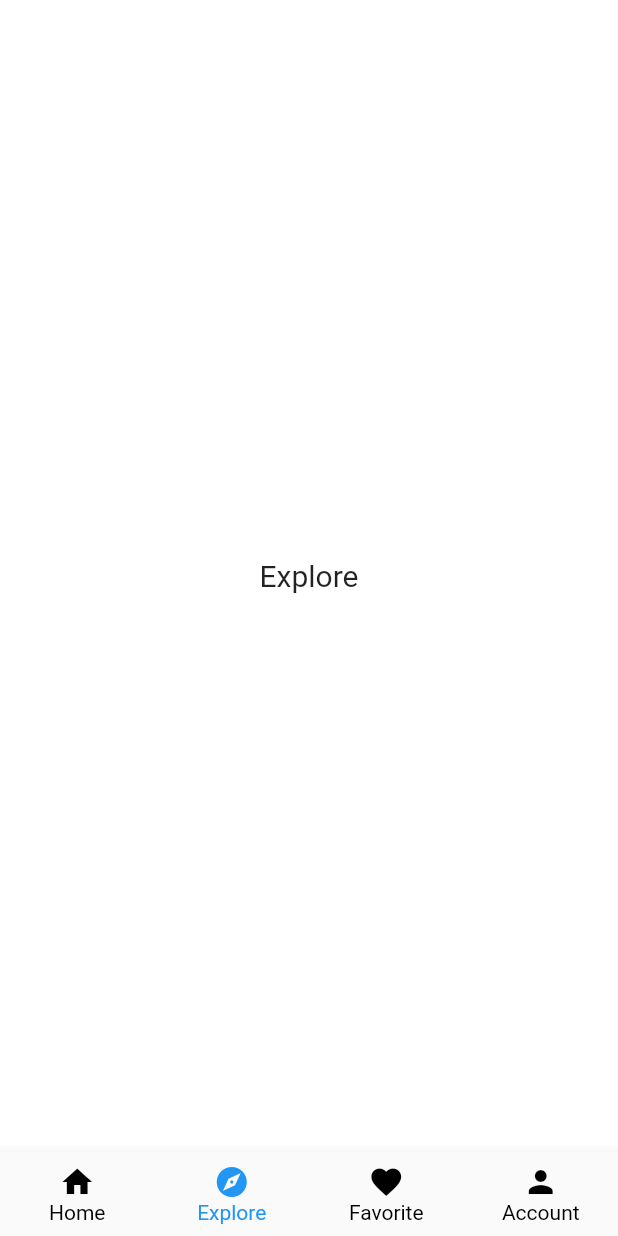
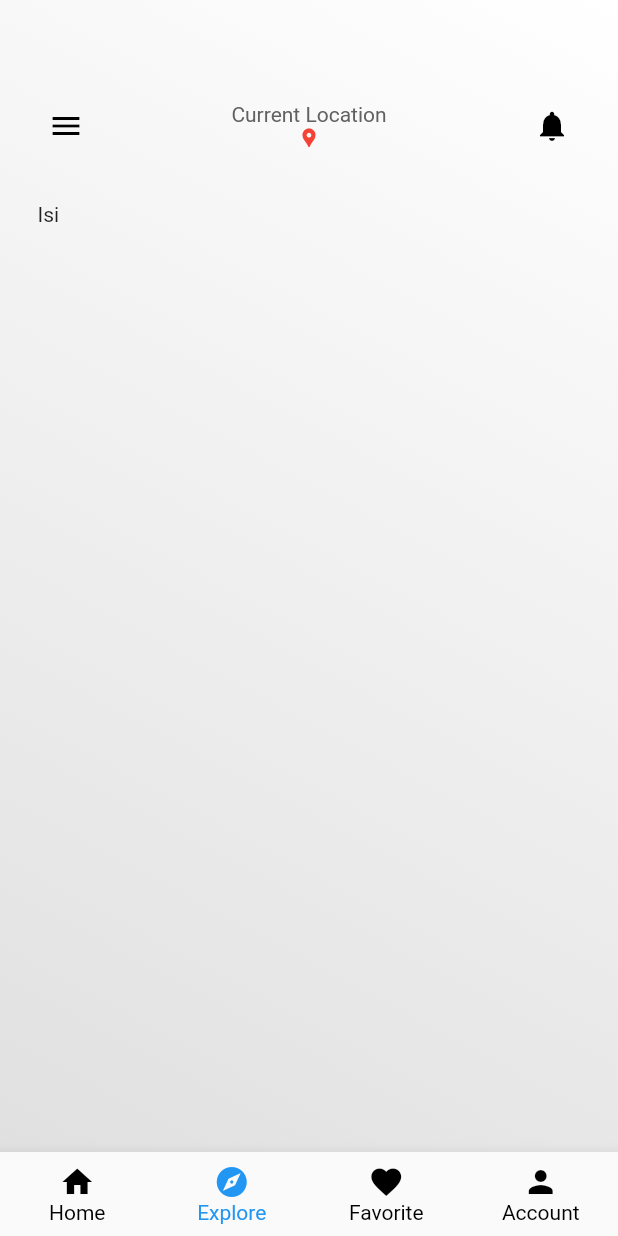
Before and after one commit to nerufuyo/packerin, a Flutter app: the screen it shows after launch, item 2 of the bottom bar chosen, on a phone screen of 412 x 824 dp. Run offline on Flutter 3.47's test engine with Material 2 defaults, Android fonts, the light colour scheme and no system bars; our stand-ins replace geocoding, geolocator, google_fonts.

Commit message:
add geo location on header

```diff
--- a/lib/main.dart
+++ b/lib/main.dart
@@ -21,6 +21,8 @@
           case PackerinBottomNavigationWidget.routeName:
             return MaterialPageRoute(
                 builder: (_) => const PackerinBottomNavigationWidget());
+
+          // General Page
           case PackerinSplashPage.routeName:
             return MaterialPageRoute(
                 builder: (_) => const PackerinSplashPage());
--- a/lib/presentation/pages/packerin_main_page.dart
+++ b/lib/presentation/pages/packerin_main_page.dart
@@ -6,10 +6,10 @@ class PackerinMainPage extends StatefulWidget {
   static const routeName = '/packerin-home';
 
   @override
-  State<PackerinMainPage> createState() => _PackerinMainPage();
+  _PackerinMainPageState createState() => _PackerinMainPageState();
 }
 
-class _PackerinMainPage extends State<PackerinMainPage> {
+class _PackerinMainPageState extends State {
   @override
   void initState() {
     super.initState();
--- a/lib/presentation/pages/search_page_packerin.dart
+++ b/lib/presentation/pages/search_page_packerin.dart
@@ -0,0 +1,37 @@
+import 'package:flutter/material.dart';
+import 'package:packerin/presentation/widgets/packerin_header_widget.dart';
+
+class GomuflixExploreScreen extends StatefulWidget {
+  const GomuflixExploreScreen({Key? key}) : super(key: key);
+  static const routeName = '/packerin-explore';
+
+  @override
+  _GomuflixExploreScreenState createState() => _GomuflixExploreScreenState();
+}
+
+class _GomuflixExploreScreenState extends State {
+  @override
+  Widget build(BuildContext context) {
+    return Scaffold(
+      body: Container(
+        decoration: BoxDecoration(
+            gradient: LinearGradient(
+                begin: Alignment.topRight,
+                end: Alignment.bottomLeft,
+                colors: [Colors.white, Colors.grey.shade300])),
+        child: Column(
+          crossAxisAlignment: CrossAxisAlignment.start,
+          children: [
+            const HeaderWidget(),
+            Padding(
+              padding: const EdgeInsets.only(left: 25, right: 25),
+              child: Column(
+                children: const [Text('Isi')],
+              ),
+            ),
+          ],
+        ),
+      ),
+    );
+  }
+}
--- a/lib/presentation/widgets/packerin_bottom_navigation_widget.dart
+++ b/lib/presentation/widgets/packerin_bottom_navigation_widget.dart
@@ -1,5 +1,6 @@
 import 'package:flutter/material.dart';
 import 'package:packerin/presentation/pages/packerin_main_page.dart';
+import 'package:packerin/presentation/pages/search_page_packerin.dart';
 
 class PackerinBottomNavigationWidget extends StatefulWidget {
   const PackerinBottomNavigationWidget({Key? key}) : super(key: key);
@@ -15,7 +16,7 @@ class _PackerinBottomNavigationWidgetState
   int currentIndex = 0;
   final screens = [
     const PackerinMainPage(),
-    const Center(child: Text('Explore', style: TextStyle(fontSize: 20))),
+    const GomuflixExploreScreen(),
     const Center(child: Text('Favorite', style: TextStyle(fontSize: 20))),
     const Center(child: Text('Account', style: TextStyle(fontSize: 20))),
   ];
--- a/lib/presentation/widgets/packerin_header_widget.dart
+++ b/lib/presentation/widgets/packerin_header_widget.dart
@@ -1,9 +1,58 @@
+// ignore_for_file: avoid_print
+
 import 'package:flutter/material.dart';
+import 'package:geocoding/geocoding.dart';
+import 'package:geolocator/geolocator.dart';
 
-class HeaderWidget extends StatelessWidget {
+class HeaderWidget extends StatefulWidget {
   const HeaderWidget({
     Key? key,
   }) : super(key: key);
+
+  @override
+  State<HeaderWidget> createState() => _HeaderWidgetState();
+}
+
+class _HeaderWidgetState extends State<HeaderWidget> {
+  bool servicestatus = false;
+  bool haspermission = false;
+  late LocationPermission permission;
+  late Position position;
+  String address = '';
+
+  @override
+  void initState() {
+    checkGps();
+    super.initState();
+  }
+
+  checkGps() async {
+    servicestatus = await Geolocator.isLocationServiceEnabled();
+    if (servicestatus) {
+      permission = await Geolocator.checkPermission();
+
+      if (permission == LocationPermission.denied) {
+        permission = await Geolocator.requestPermission();
+        if (permission == LocationPermission.denied) {
+          print('Location permissions are denied');
+        } else if (permission == LocationPermission.deniedForever) {
+          print("'Location permissions are permanently denied");
+        }
+      } else if (haspermission = true) {
+        getLocation();
+      }
+    }
+  }
+
+  getLocation() async {
+    position = await Geolocator.getCurrentPosition(
+        desiredAccuracy: LocationAccuracy.best);
+    List<Placemark> placemarks =
+        await placemarkFromCoordinates(position.latitude, position.longitude);
+    setState(() {
+      address = placemarks[0].locality! + ", " + placemarks[0].country!;
+    });
+  }
 
   @override
   Widget build(BuildContext context) {
@@ -34,14 +83,15 @@ class HeaderWidget extends StatelessWidget {
                         style: TextStyle(color: Colors.grey.shade700),
                       ),
                       Row(
-                        children: const [
-                          Icon(
+                        children: [
+                          const Icon(
                             Icons.location_pin,
-                            color: Colors.black,
+                            color: Colors.red,
+                            size: 15,
                           ),
                           Text(
-                            'Bandung, Jawa Barat',
-                            style: TextStyle(
+                            address,
+                            style: const TextStyle(
                                 fontWeight: FontWeight.bold,
                                 color: Colors.black),
                           )
```
Also changed, not shown: lib/data/model/location_model.dart (deleted, +0 -7 lines), lib/domain/services/location_services.dart (deleted, +0 -26 lines).
